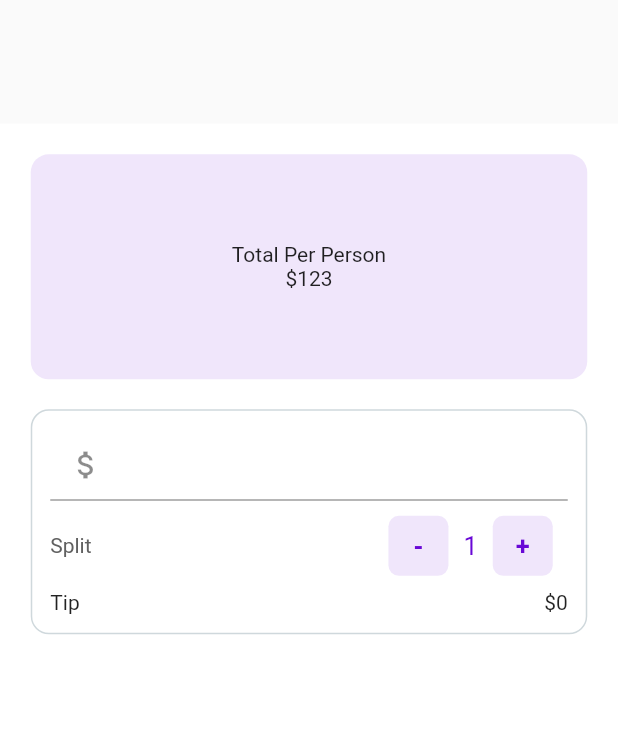
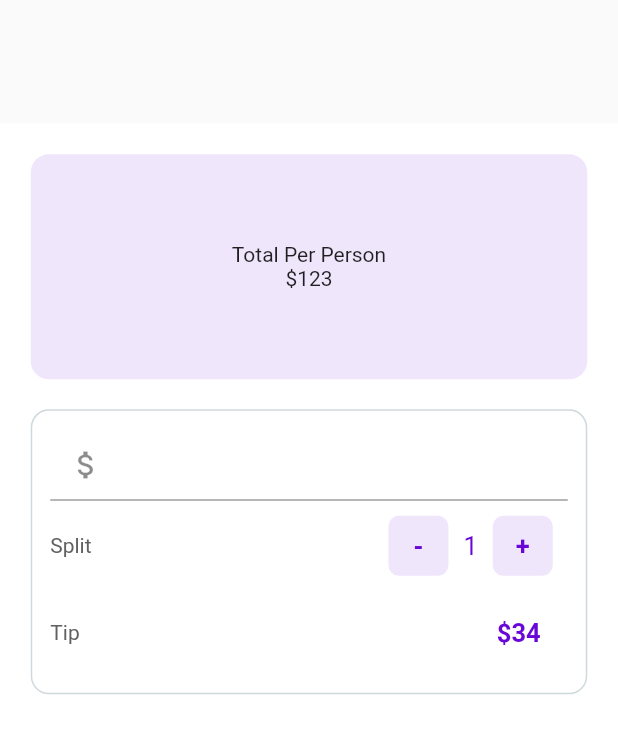
Before and after one commit to felixfrz/Tip-calculator, a Flutter app: the screen it shows after launch, on a phone screen of 412 x 824 dp. Shown: the top 733 px of the screen. Run offline on Flutter 3.47's test engine with Material 2 defaults, Android fonts, the phone set to English and light mode, and no system bars.

Commit message:
updated the ui and some functionalities

```diff
--- a/lib/ui/home.dart
+++ b/lib/ui/home.dart
@@ -146,8 +146,23 @@ class _TipCalculatorState extends State<TipCalculator> {
                   Row(
                     mainAxisAlignment: MainAxisAlignment.spaceBetween,
                     children: [
-                      Text('Tip'),
-                      Text('\$$_tipPercentage'),
+                      Text(
+                        'Tip',
+                        style: TextStyle(
+                          color: Colors.grey.shade700,
+                        ),
+                      ),
+                      Padding(
+                        padding: const EdgeInsets.all(18.0),
+                        child: Text(
+                          '\$34',
+                          style: TextStyle(
+                            color: _purple,
+                            fontSize: 17.0,
+                            fontWeight: FontWeight.bold,
+                          ),
+                        ),
+                      ),
                     ],
                   ),
                 ],
```
